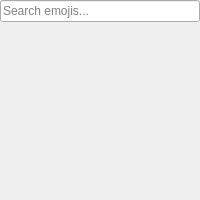
Old version of the form application/src/ui/forms/emojimenu.ui in the repository BowDown097/QtTube.
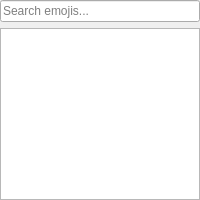
New version of the form.

Commit message:
Migrate emoji menu to Qt Graphics + animate emojis
This migration of the emoji menu allows for much more efficient
population and filtering of emojis. Emojis will also now animate in the
menu, but do not animate in chat yet.

```diff
--- a/application/src/ui/forms/emojimenu.ui
+++ b/application/src/ui/forms/emojimenu.ui
@@ -34,29 +34,16 @@
     </widget>
    </item>
    <item>
-    <widget class="QScrollArea" name="scrollArea">
-     <property name="frameShape">
-      <enum>QFrame::NoFrame</enum>
-     </property>
-     <property name="verticalScrollBarPolicy">
-      <enum>Qt::ScrollBarAlwaysOff</enum>
-     </property>
+    <widget class="QGraphicsView" name="graphicsView">
      <property name="horizontalScrollBarPolicy">
-      <enum>Qt::ScrollBarAlwaysOff</enum>
+      <enum>Qt::ScrollBarPolicy::ScrollBarAlwaysOff</enum>
      </property>
-     <property name="widgetResizable">
-      <bool>true</bool>
+     <property name="alignment">
+      <set>Qt::AlignmentFlag::AlignLeading|Qt::AlignmentFlag::AlignLeft|Qt::AlignmentFlag::AlignTop</set>
      </property>
-     <widget class="QWidget" name="scrollAreaContents">
-      <property name="geometry">
-       <rect>
-        <x>0</x>
-        <y>0</y>
-        <width>200</width>
-        <height>166</height>
-       </rect>
-      </property>
-     </widget>
+     <property name="renderHints">
+      <set>QPainter::RenderHint::Antialiasing</set>
+     </property>
     </widget>
    </item>
   </layout>
```
Left out of the diff: 3 changed lines with no effect on the pictures. The commit also changes 11 other files.
